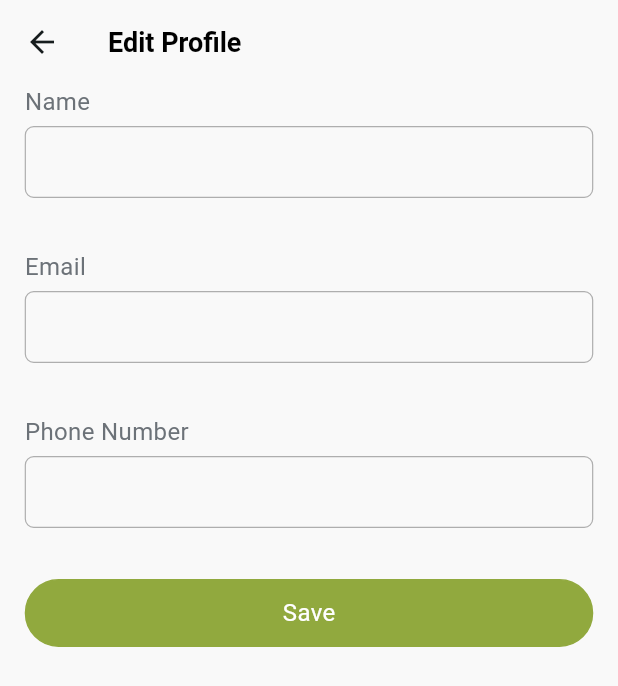
After one commit to Abdulla-Khan/FlourishU, a Flutter app: the EditProfileView screen opened by its route, on a phone screen of 412 x 824 dp. The commit adds this screen. Shown: the top 686 px of the screen. Run offline on Flutter 3.47's test engine with Material 3 defaults, Android fonts, the phone set to English and light mode, and no system bars; our stand-ins replace flutter_svg, fluttertoast, get, get_storage, google_fonts, jwt_decoder and 1 more; missing offline and left inert: flutter_floating_bottom_bar, wheel_slider; accounts and stored records are empty.

Commit message:
Added Update Profile View

```diff
--- a/lib/utils/routes/routes.dart
+++ b/lib/utils/routes/routes.dart
@@ -11,6 +11,7 @@ import 'package:flourish/views/customize_diet_plans/customize_diet_plans_view.da
 import 'package:flourish/views/customize_diet_plans/food_diary_view.dart';
 import 'package:flourish/views/customize_diet_plans/meal_plan_view.dart';
 import 'package:flourish/views/home/home_view.dart';
+import 'package:flourish/views/profile/edit_profile_view.dart';
 import 'package:get/get.dart';
 
 List<GetPage<dynamic>>? routes = [
@@ -92,4 +93,10 @@ List<GetPage<dynamic>>? routes = [
     transition: Transition.fade,
     transitionDuration: const Duration(milliseconds: 200),
   ),
+  GetPage(
+    name: '/editProfile',
+    page: () => const EditProfileView(),
+    transition: Transition.fade,
+    transitionDuration: const Duration(milliseconds: 200),
+  ),
 ];
--- /dev/null
+++ b/lib/views/profile/edit_profile_view.dart
@@ -0,0 +1,54 @@
+import 'package:flourish/utils/constants/colors.dart';
+import 'package:flourish/views/components/common/custom_button.dart';
+import 'package:flourish/views/components/common/textfield.dart';
+import 'package:flutter/material.dart';
+import 'package:get/get.dart';
+
+class EditProfileView extends GetView {
+  const EditProfileView({super.key});
+
+  @override
+  Widget build(BuildContext context) {
+    return Scaffold(
+      backgroundColor: bgColor,
+      appBar: AppBar(
+        backgroundColor: bgColor,
+        surfaceTintColor: bgColor,
+        elevation: 0,
+        title: const Text(
+          'Edit Profile',
+          textAlign: TextAlign.center,
+          style: TextStyle(
+            color: Colors.black,
+            fontSize: 18,
+            fontFamily: 'Roboto',
+            fontWeight: FontWeight.w700,
+          ),
+        ),
+      ),
+      body: SafeArea(
+          child: Padding(
+        padding: EdgeInsets.symmetric(
+          horizontal: context.width * 0.04,
+        ),
+        child: Column(
+          children: [
+            textFeild(
+              "Name",
+              TextEditingController(),
+            ),
+            textFeild(
+              "Email",
+              TextEditingController(),
+            ),
+            textFeild(
+              "Phone Number",
+              TextEditingController(),
+            ),
+            const CustomButton(text: 'Save', onTap: null)
+          ],
+        ),
+      )),
+    );
+  }
+}
--- a/lib/views/profile/profile_view.dart
+++ b/lib/views/profile/profile_view.dart
@@ -125,7 +125,9 @@ class ProfileListViewBuilder extends StatelessWidget {
           shrinkWrap: true,
           physics: const NeverScrollableScrollPhysics(),
           itemBuilder: (context, index) {
-            return ListTile(
+            return GestureDetector(
+              onTap: () => Get.toNamed(list[index]['route']),
+              child: ListTile(
                 titleAlignment: ListTileTitleAlignment.threeLine,
                 leading: const Icon(
                   Icons.account_box_outlined,
@@ -152,6 +154,7 @@ class ProfileListViewBuilder extends StatelessWidget {
                   Icons.arrow_forward_ios_rounded,
                   size: 18,
                 ),
+              ),
             );
           }),
     );
@@ -161,9 +164,13 @@ class ProfileListViewBuilder extends StatelessWidget {
 const List accountSettingsList = [
   {
     "title": "Personal Details",
-    "subtitle": "Update your height, weight, age, gpa and more"
+    "subtitle": "Update your height, weight, age, gpa and more",
+    "route": "/editProfile"
   },
-  {"title": "Change Password", "subtitle": "Change your Profile Password"}
+  {
+    "title": "Change Password",
+    "subtitle": "Change your Profile Password",
+  }
 ];
 
 const List dietryPreferences = [
```
Lines whose indentation alone changed are shown as unchanged.
